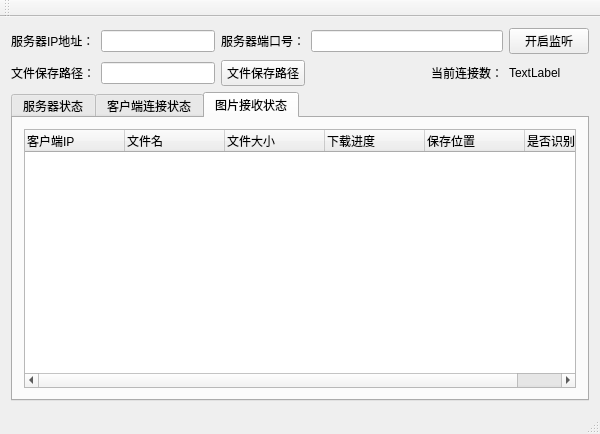
This is mainwindow.ui in Forrest-Stone/Server as Qt 5 draws it before an edit. The edited form follows.
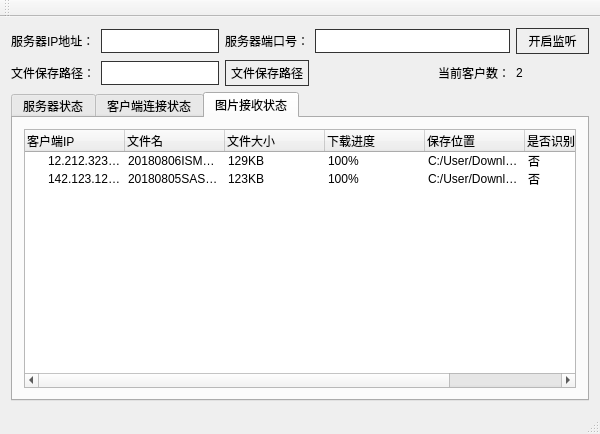
This is the edited form. The open tabs and pages were chosen to show the change.

Diff of the .ui file:
```diff
--- a/mainwindow.ui
+++ b/mainwindow.ui
@@ -14,7 +14,78 @@
    <string>MainWindow</string>
   </property>
   <property name="styleSheet">
-   <string notr="true">font: 9pt &quot;Microsoft YaHei UI&quot;;</string>
+   <string notr="true">font: 9pt &quot;Microsoft YaHei UI&quot;;
+/* 全局样式文件表 */
+QWidget, QMainWindow, QLabel, QDialog, QTableView {
+    font: 9pt &quot;Microsoft YaHei UI&quot;;
+}
+
+/* === QPushButton === */
+QLineEdit, QPushButton {
+    border: 1px solid #333333;
+    padding: 3px;
+    min-width: 65px;
+    min-height: 12px;
+}
+
+QPushButton:hover {
+    background-color: lightslategrey;
+    border-color: #444444;
+}
+
+QPushButton:pressed {
+    background-color: #444444;
+    border-color: #333333;
+    color: antiquewhite;
+}
+
+QPushButton:disabled {
+    color: #333333;
+}
+
+/* 表格 */
+QTableView, QTableWidget {
+    border: 1px solid gray;
+    background: white;
+    gridline-color: gray;
+}
+
+QTableView::item, QTableWidget::item {
+    padding-left: 5px;
+    padding-right: 5px;
+    border: none;
+    background: lightgrey;
+    border-right: 1px solid gray;
+    border-bottom: 1px solid gray;
+}
+
+QTableView::item:selected, QTableWidget::item:selected {
+    background: aquamarine;
+    color: #444444;
+}
+
+QTableView::item:selected:! active, QTableWidget::item:selected:! active {
+    color: black;
+}
+
+QTableView::indicator, QTableWidget::indicator {
+    width: 20px;
+    height: 20px;
+}
+
+QHeaderView::section {
+    background: qlineargradient(spread:pad,
+    x1: 0,
+    y1: 0,
+    x2: 0,
+    y2: 1,
+    stop: 0 rgba(160, 160, 160, 255),
+    stop: 1 rgba(140, 140, 140, 255));
+    color: #333333;
+    border: 1px solid gray;
+}
+
+</string>
   </property>
   <widget class="QWidget" name="centralWidget">
    <layout class="QGridLayout" name="gridLayout_4">
@@ -27,26 +98,26 @@
         </property>
        </widget>
       </item>
-      <item row="0" column="1">
-       <widget class="QLineEdit" name="lineEdit"/>
-      </item>
-      <item row="0" column="2">
+      <item row="0" column="3">
        <widget class="QLabel" name="label_2">
         <property name="text">
          <string>服务器端口号：</string>
         </property>
        </widget>
       </item>
-      <item row="0" column="3" colspan="2">
-       <widget class="QLineEdit" name="lineEdit_2"/>
+      <item row="0" column="2">
+       <widget class="QLineEdit" name="lineEdit"/>
       </item>
-      <item row="0" column="5">
+      <item row="0" column="6">
        <widget class="QPushButton" name="pushButton">
         <property name="text">
          <string>开启监听</string>
         </property>
        </widget>
       </item>
+      <item row="0" column="4" colspan="2">
+       <widget class="QLineEdit" name="lineEdit_2"/>
+      </item>
       <item row="1" column="0">
        <widget class="QLabel" name="label_3">
         <property name="text">
@@ -54,17 +125,28 @@
         </property>
        </widget>
       </item>
-      <item row="1" column="1">
-       <widget class="QLineEdit" name="lineEdit_3"/>
-      </item>
-      <item row="1" column="2">
+      <item row="1" column="3">
        <widget class="QPushButton" name="pushButton_2">
         <property name="text">
          <string>文件保存路径</string>
         </property>
        </widget>
       </item>
-      <item row="1" column="3">
+      <item row="1" column="5">
+       <widget class="QLabel" name="label_4">
+        <property name="text">
+         <string>当前客户数：</string>
+        </property>
+       </widget>
+      </item>
+      <item row="1" column="6">
+       <widget class="QLabel" name="label_5">
+        <property name="text">
+         <string>2</string>
+        </property>
+       </widget>
+      </item>
+      <item row="1" column="4">
        <spacer name="horizontalSpacer">
         <property name="orientation">
          <enum>Qt::Horizontal</enum>
@@ -77,19 +159,8 @@
         </property>
        </spacer>
       </item>
-      <item row="1" column="4">
-       <widget class="QLabel" name="label_4">
-        <property name="text">
-         <string>当前连接数：</string>
-        </property>
-       </widget>
-      </item>
-      <item row="1" column="5">
-       <widget class="QLabel" name="label_5">
-        <property name="text">
-         <string>TextLabel</string>
-        </property>
-       </widget>
+      <item row="1" column="2">
+       <widget class="QLineEdit" name="lineEdit_3"/>
       </item>
      </layout>
     </item>
@@ -176,6 +247,57 @@
             <string>是否识别</string>
            </property>
           </column>
+          <column>
+           <property name="text">
+            <string>是否校验</string>
+           </property>
+          </column>
+          <item>
+           <property name="text">
+            <string>12.212.323.124</string>
+           </property>
+           <property name="text">
+            <string>20180806ISMMSJAX</string>
+           </property>
+           <property name="text">
+            <string>129KB</string>
+           </property>
+           <property name="text">
+            <string>100%</string>
+           </property>
+           <property name="text">
+            <string>C:/User/Download</string>
+           </property>
+           <property name="text">
+            <string>否</string>
+           </property>
+           <property name="text">
+            <string>否</string>
+           </property>
+          </item>
+          <item>
+           <property name="text">
+            <string>142.123.121.12</string>
+           </property>
+           <property name="text">
+            <string>20180805SASXGKSAKAD</string>
+           </property>
+           <property name="text">
+            <string>123KB</string>
+           </property>
+           <property name="text">
+            <string>100%</string>
+           </property>
+           <property name="text">
+            <string>C:/User/Download</string>
+           </property>
+           <property name="text">
+            <string>否</string>
+           </property>
+           <property name="text">
+            <string>否</string>
+           </property>
+          </item>
          </widget>
         </item>
        </layout>
```
Left out of the diff: 4 changed lines with no effect on the pictures.
